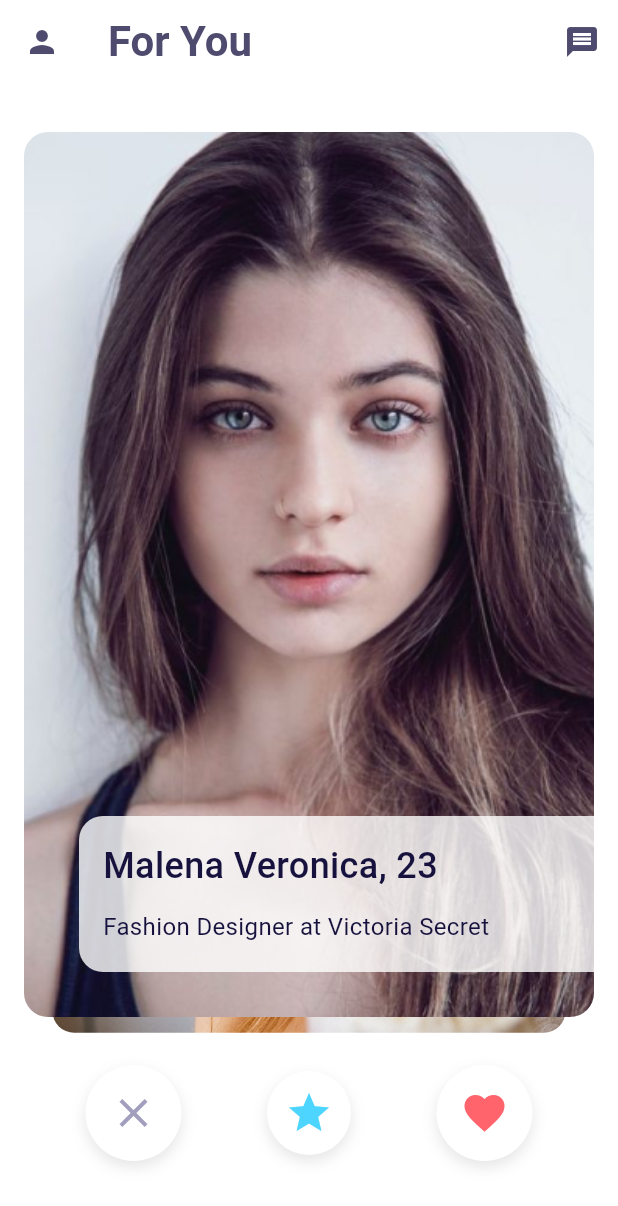
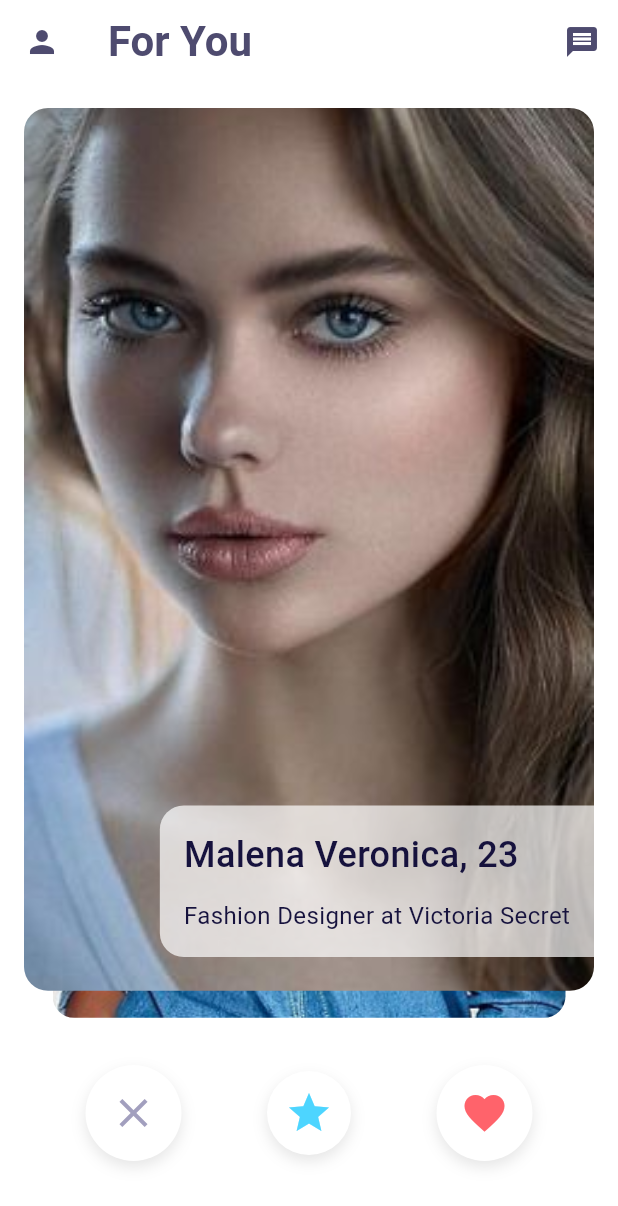
Before and after one commit to Faiz-rhm/Flutter-Dating-App, a Flutter app: the screen it shows after launch, on a phone screen of 412 x 824 dp. Shown: the top 1206 px of the screen. Run offline on Flutter 3.47's test engine with Material 3 defaults, Android fonts, the light colour scheme and no system bars; drawn by our look-alikes of appinio_swiper.

Commit message:
update: dependancy and widget

```diff
--- a/lib/pages/home_page.dart
+++ b/lib/pages/home_page.dart
@@ -52,8 +52,9 @@ class _HomePageState extends State<HomePage> {
       body: Stack(
         children: [
           AppinioSwiper(
-            padding: const EdgeInsets.only(bottom: 130, top: 16),
-            cards: profile,
+            cardBuilder: (context, index) => profile[index],
+            cardCount: profile.length,
+            loop: true,
           ),
           Positioned(
             bottom: 50,
--- a/lib/widgets/profile_card.dart
+++ b/lib/widgets/profile_card.dart
@@ -9,6 +9,7 @@ class ProfileCard extends StatelessWidget {
   @override
   Widget build(BuildContext context) {
     return Container(
+      height: MediaQuery.of(context).size.height / 1.1,
       padding: const EdgeInsets.all(16),
       decoration: BoxDecoration(
         borderRadius: BorderRadius.circular(16),
@@ -22,7 +23,10 @@ class ProfileCard extends StatelessWidget {
                 MaterialPageRoute(builder:  (context) => UserInfoPage(image: image))
               );
             },
+            child: Hero(
+              tag: 'profile_image_$image',
               child: Container(
+                height: MediaQuery.of(context).size.height / 1.4,
                 decoration: BoxDecoration(
                   borderRadius: BorderRadius.circular(16),
                   image: DecorationImage(
@@ -32,15 +36,14 @@ class ProfileCard extends StatelessWidget {
                   )
                 ),
             ),
+          ),
           Positioned(
-            bottom: 30,
+            bottom: 170,
             right: 0,
             child: Container(
-              height: 104,
-              width: MediaQuery.of(context).size.width / 1.2,
               padding: const EdgeInsets.all(16),
               decoration: BoxDecoration(
-                color: Colors.white.withOpacity(0.8),
+                color: Colors.white.withOpacity(0.7),
                 borderRadius: const BorderRadius.only(topLeft: Radius.circular(16), bottomLeft: Radius.circular(16)),
               ),
               child: Column(
--- a/pubspec.yaml
+++ b/pubspec.yaml
@@ -18,7 +18,7 @@ publish_to: 'none' # Remove this line if you wish to publish to pub.dev
 version: 1.0.0+1
 
 environment:
-  sdk: ">=2.17.6 <3.0.0"
+  sdk: ^3.9.2
 
 # Dependencies specify other packages that your package needs in order to work.
 # To automatically upgrade your package dependencies to the latest versions
@@ -34,7 +34,7 @@ dependencies:
   # The following adds the Cupertino Icons font to your application.
   # Use with the CupertinoIcons class for iOS style icons.
   cupertino_icons: ^1.0.2
-  appinio_swiper: ^1.0.3
+  appinio_swiper: ^2.1.1
 
 dev_dependencies:
   flutter_test:
```
Also changed, not shown: lib/pages/user_info_page.dart (+10 -12 lines), pubspec.lock, 4 other files. Lines whose indentation alone changed are shown as unchanged.
